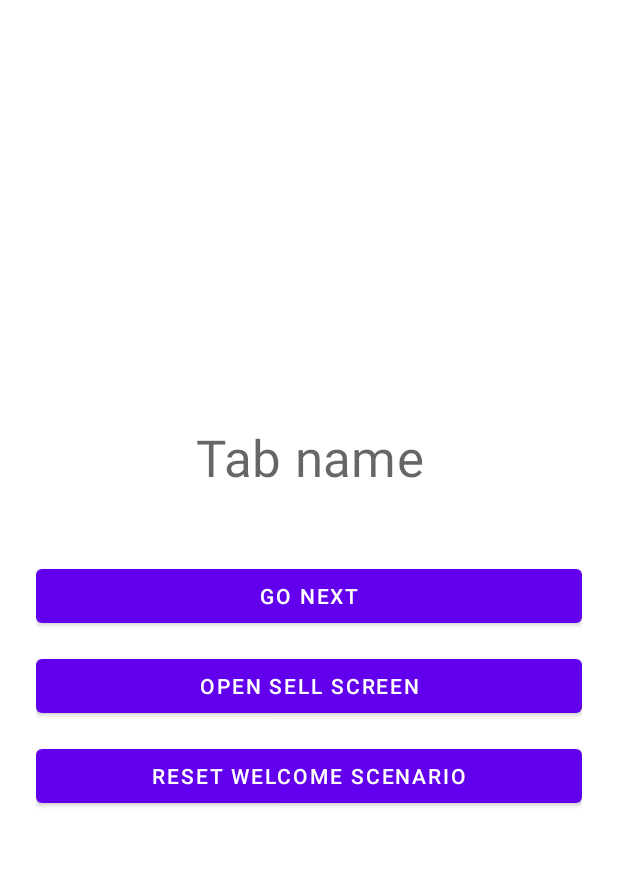
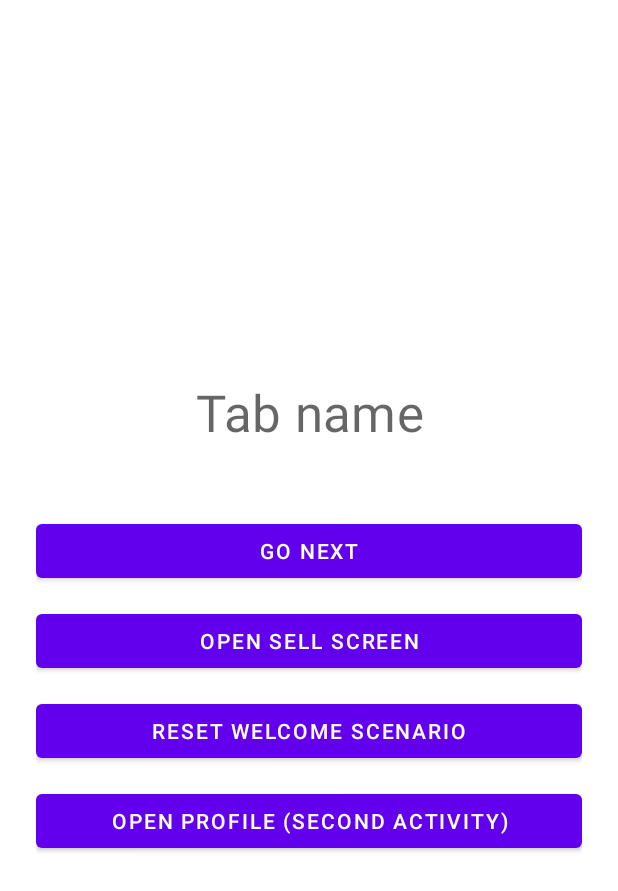
Before and after one commit to ReCursia/NavigationCiceroneExample, an Android app: the layout fragment_tab.xml on its own in the app's theme, with its tools: preview values and no code run, on a phone screen of 412 x 824 dp. Shown: the top 891 px of the screen. Run offline under Robolectric (Android 15) with nearby library versions, the phone set to English and light mode, and no system bars.

Commit message:
implementation progress (add activity screen)

```diff
--- a/app/src/main/AndroidManifest.xml
+++ b/app/src/main/AndroidManifest.xml
@@ -17,6 +17,7 @@
                 <category android:name="android.intent.category.LAUNCHER" />
             </intent-filter>
         </activity>
+        <activity android:name=".activities.ProfileActivity" />
     </application>
 
 </manifest>
--- a/app/src/main/java/com/recursia/navigationciceroneexample/Screens.kt
+++ b/app/src/main/java/com/recursia/navigationciceroneexample/Screens.kt
@@ -1,6 +1,8 @@
 package com.recursia.navigationciceroneexample
 
+import com.github.terrakok.cicerone.androidx.ActivityScreen
 import com.github.terrakok.cicerone.androidx.FragmentScreen
+import com.recursia.navigationciceroneexample.activities.ProfileActivity
 import com.recursia.navigationciceroneexample.fragments.MainFragment
 import com.recursia.navigationciceroneexample.fragments.SellFragment
 import com.recursia.navigationciceroneexample.fragments.TabContentFragment
@@ -9,6 +11,7 @@ import com.recursia.navigationciceroneexample.fragments.WelcomeFragment
 object Screens {
     fun MainScreen() = FragmentScreen { MainFragment.newInstance() }
     fun SellScreen() = FragmentScreen { SellFragment.newInstance() }
+    fun ProfileScreen() = ActivityScreen { ProfileActivity.getLaunchIntent(it) }
 
     fun WelcomeScreen(chainCount: Int = 1) =
         FragmentScreen { WelcomeFragment.newInstance(chainCount) }
--- a/app/src/main/res/layout/fragment_tab.xml
+++ b/app/src/main/res/layout/fragment_tab.xml
@@ -43,8 +43,17 @@
         android:layout_width="match_parent"
         android:layout_height="wrap_content"
         android:layout_marginTop="12dp"
+        android:text="@string/reset_welcome_scenario_button"
         android:visibility="gone"
-        tools:visibility="visible"
-        android:text="@string/reset_welcome_scenario_button" />
+        tools:visibility="visible" />
+
+    <com.google.android.material.button.MaterialButton
+        android:id="@+id/open_profile"
+        android:layout_width="match_parent"
+        android:layout_height="wrap_content"
+        android:layout_marginTop="12dp"
+        android:text="@string/open_profile_button"
+        android:visibility="gone"
+        tools:visibility="visible" />
 
 </LinearLayout>
--- a/app/src/main/res/values/strings.xml
+++ b/app/src/main/res/values/strings.xml
@@ -13,4 +13,6 @@
     <string name="open_sell_screen_button">Open sell screen</string>
     <string name="sell_screen_title">This is sell screen!</string>
     <string name="reset_welcome_scenario_button">Reset welcome scenario</string>
+    <string name="open_profile_button">Open profile (second activity)</string>
+    <string name="profile_screen_title">Profile screen</string>
 </resources>
```
Also changed, not shown: app/src/main/java/com/recursia/navigationciceroneexample/activities/ProfileActivity.kt (added, +16 -0 lines), app/src/main/java/com/recursia/navigationciceroneexample/fragments/TabContentFragment.kt (+8 -0 lines), app/src/main/res/layout/activity_profile.xml (added, +16 -0 lines).
